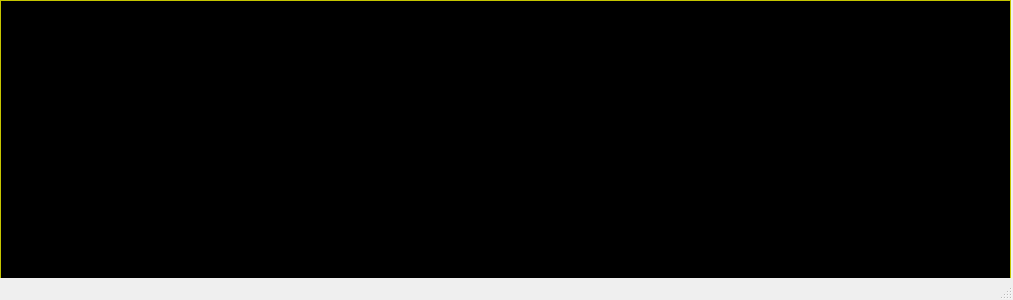
First picture: the form in ui/yeroth-erp-sortir-liststocks-window.ui, repository xnoumbissinoundou/yeroth-erp-3.0, before the edit.
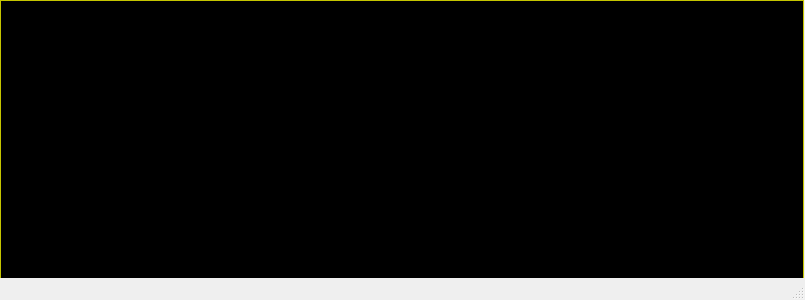
Second picture: the form after the edit. Custom widgets are drawn as their Qt base class.

Commit message: On branch master 	modified:   ui/yeroth-erp-pointdevente-liststocks-window.ui 	modified:   ui/yeroth-erp-sortir-liststocks-window.ui

```diff
--- a/ui/yeroth-erp-sortir-liststocks-window.ui
+++ b/ui/yeroth-erp-sortir-liststocks-window.ui
@@ -6,7 +6,7 @@
    <rect>
     <x>0</x>
     <y>0</y>
-    <width>1013</width>
+    <width>805</width>
     <height>300</height>
    </rect>
   </property>
@@ -19,7 +19,7 @@
      <rect>
       <x>0</x>
       <y>0</y>
-      <width>1011</width>
+      <width>804</width>
       <height>299</height>
      </rect>
     </property>
```
Left out of the diff: 4 changed lines with no effect on the pictures. The commit also changes 1 other file.
